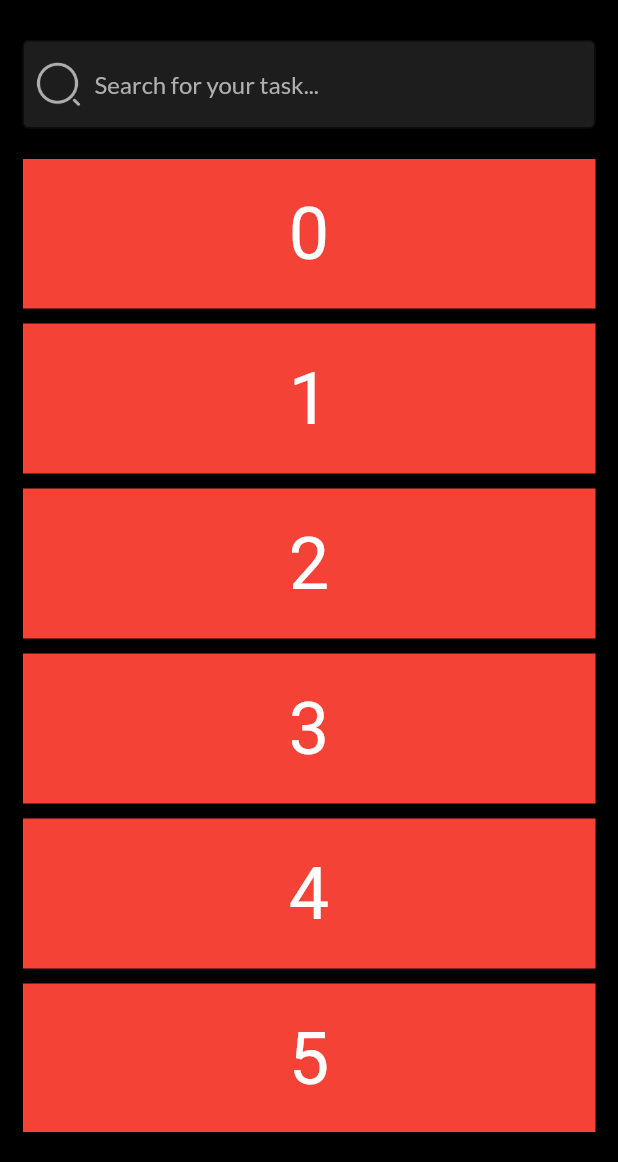
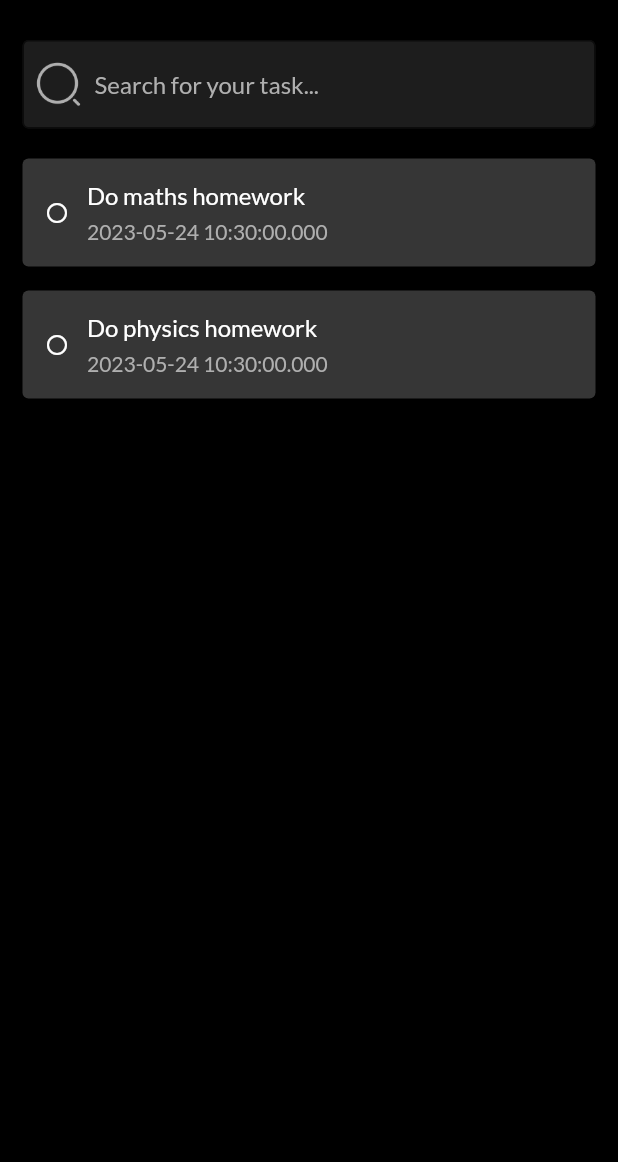
Before and after one commit to msalman2890/todo_app_bano_qabil, a Flutter app: the screen it shows after launch, on a phone screen of 412 x 824 dp, the part 74-1236 px from its top. Run offline on Flutter 3.47's test engine with Material 2 defaults, Android fonts, the phone set to English and light mode, and no system bars; our stand-ins replace google_fonts.

Commit message:
Added todo model & list and connected to listview

```diff
--- /dev/null
+++ b/lib/models/todo_model.dart
@@ -0,0 +1,15 @@
+class Todo {
+  String title, description;
+  String? tag;
+  DateTime todoTime;
+  int? priority;
+  bool isCompleted = false;
+
+  Todo({
+    required this.title,
+    required this.description,
+    this.tag,
+    required this.todoTime,
+    this.priority,
+  });
+}
--- a/lib/screens/todo_list.dart
+++ b/lib/screens/todo_list.dart
@@ -1,5 +1,6 @@
 import 'package:flutter/material.dart';
 import 'package:google_fonts/google_fonts.dart';
+import 'package:todo_app/models/todo_model.dart';
 
 class TodoListScreen extends StatefulWidget {
   const TodoListScreen({super.key});
@@ -9,11 +10,58 @@ class TodoListScreen extends StatefulWidget {
 }
 
 class _TodoListScreenState extends State<TodoListScreen> {
+  List<Todo> _todoList = [];
+
+  void _addTodo() {
+    setState(() {
+      _todoList = [
+        Todo(
+            title: "Do maths homework",
+            description: "krle bhai",
+            todoTime: DateTime(2023, 05, 24, 10, 30)),
+        Todo(
+            title: "Do physics homework",
+            description: "krle bhai",
+            todoTime: DateTime(2023, 05, 24, 10, 30))
+      ];
+    });
+  }
+
+  @override
+  void initState() {
+    _addTodo();
+    super.initState();
+  }
+
   @override
   Widget build(BuildContext context) {
     return Scaffold(
       backgroundColor: Colors.black,
-      appBar: AppBar(
+      appBar: _showAppBar(),
+      body: Padding(
+        padding: const EdgeInsets.symmetric(horizontal: 15, vertical: 20),
+        child: Column(
+          children: [
+            _showSearchTextField(),
+            const SizedBox(
+              height: 20,
+            ),
+            Expanded(
+              child: ListView.builder(
+                itemBuilder: ((context, index) {
+                  return _showTodoTile(_todoList[index]);
+                }),
+                itemCount: _todoList.length,
+              ),
+            )
+          ],
+        ),
+      ),
+    );
+  }
+
+  AppBar _showAppBar() {
+    return AppBar(
       backgroundColor: Colors.black,
       leading: Padding(
         padding: const EdgeInsets.only(left: 20),
@@ -36,12 +84,11 @@ class _TodoListScreenState extends State<TodoListScreen> {
           ),
         )
       ],
-      ),
-      body: Padding(
-        padding: const EdgeInsets.symmetric(horizontal: 15, vertical: 20),
-        child: Column(
-          children: [
-            TextField(
+    );
+  }
+
+  TextField _showSearchTextField() {
+    return TextField(
       cursorColor: const Color(0xff979797),
       style: GoogleFonts.lato(
         fontWeight: FontWeight.w400,
@@ -68,32 +115,51 @@ class _TodoListScreenState extends State<TodoListScreen> {
           border: const OutlineInputBorder(),
           focusedBorder: const OutlineInputBorder(
               borderSide: BorderSide(color: Color(0xff979797)))),
+    );
+  }
+
+  Container _showTodoTile(Todo todo) {
+    return Container(
+      margin: const EdgeInsets.only(bottom: 16),
+      padding: const EdgeInsets.all(15),
+      width: double.infinity,
+      decoration: BoxDecoration(
+          color: const Color(0xff363636),
+          borderRadius: BorderRadius.circular(4)),
+      child: Row(
+        children: [
+          const Icon(
+            Icons.circle_outlined,
+            size: 16,
+            color: Colors.white,
           ),
           const SizedBox(
-              height: 20,
+            width: 12,
           ),
-            Expanded(
-              child: ListView.builder(
-                itemBuilder: ((context, index) {
-                  return Container(
-                    margin: const EdgeInsets.only(bottom: 10),
-                    height: 100,
-                    width: double.infinity,
-                    color: Colors.red,
-                    child: Center(
-                      child: Text(
-                        "$index",
-                        style:
-                            const TextStyle(fontSize: 48, color: Colors.white),
+          Column(
+            mainAxisAlignment: MainAxisAlignment.start,
+            crossAxisAlignment: CrossAxisAlignment.start,
+            children: [
+              Text(
+                "${todo.title}",
+                style: GoogleFonts.lato(
+                    fontSize: 16,
+                    color: Colors.white,
+                    fontWeight: FontWeight.w400),
               ),
+              const SizedBox(
+                height: 6,
               ),
-                  );
-                }),
-                itemCount: 10,
+              Text(
+                "${todo.todoTime}",
+                style: GoogleFonts.lato(
+                    fontSize: 14,
+                    color: const Color(0xffafafaf),
+                    fontWeight: FontWeight.w400),
               ),
-            )
             ],
           ),
+        ],
       ),
     );
   }
```
Lines whose indentation alone changed are shown as unchanged.
